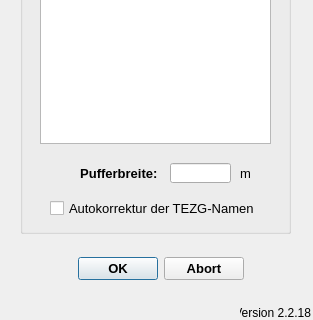
Old version of the form qkan/linkflaechen/resources/application_assigntgeb.ui in the repository hoettges/QKan; both pictures show x 0 to 313 and y 207 to 527 of the 313 by 527 pixel window.
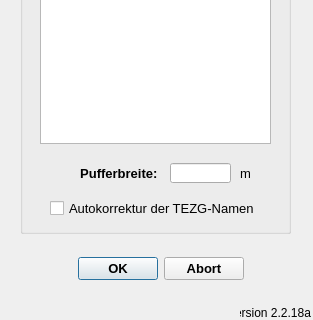
New version of the form.

The edit to the form file:
```diff
--- a/qkan/linkflaechen/resources/application_assigntgeb.ui
+++ b/qkan/linkflaechen/resources/application_assigntgeb.ui
@@ -247,7 +247,7 @@
     <string>Version QKan Import</string>
    </property>
    <property name="text">
-    <string>Version 2.2.18</string>
+    <string>Version 2.2.18a</string>
    </property>
    <property name="alignment">
     <set>Qt::AlignRight|Qt::AlignTrailing|Qt::AlignVCenter</set>
```
